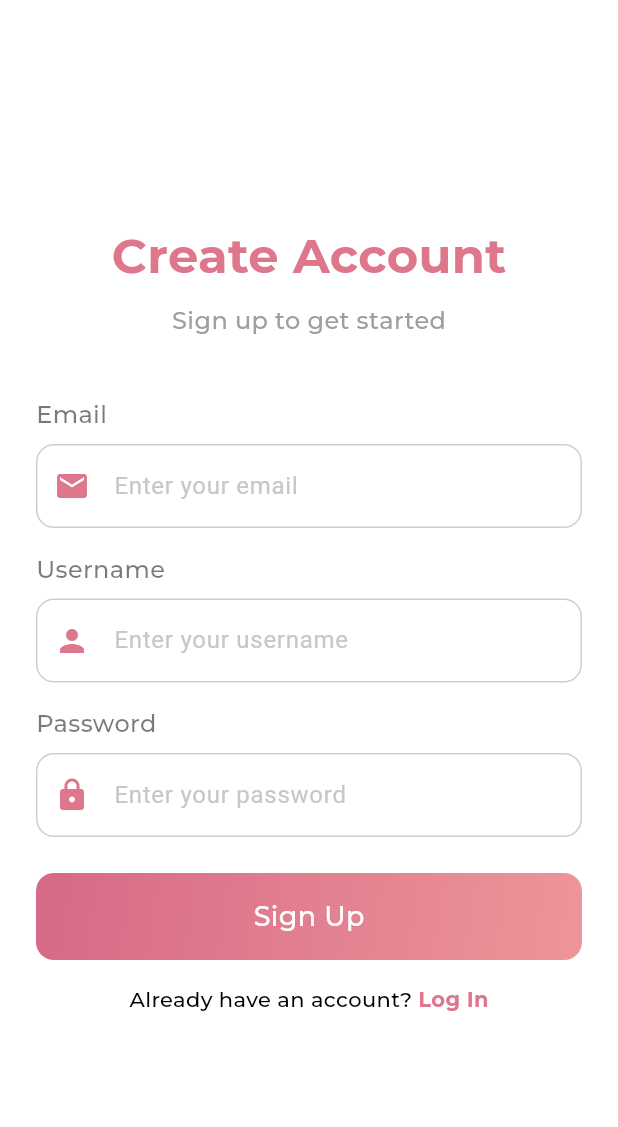
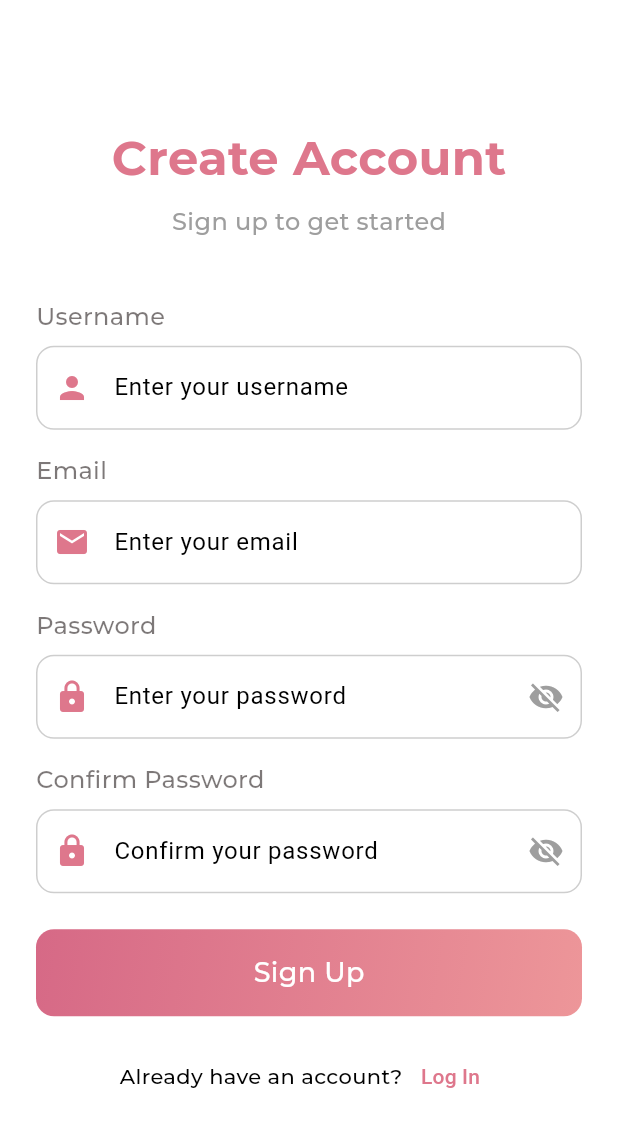
Before and after one commit to RuthTadesse/Beauty-Spa, a Flutter app: the SignUpPage screen opened by its route, on a phone screen of 412 x 824 dp. Shown: the top 1127 px of the screen. Run offline on Flutter 3.47's test engine with Material 3 defaults, Android fonts, the phone set to English and light mode, and no system bars; our stand-ins replace cloud_firestore, firebase_auth, firebase_core; accounts and stored records are empty; project files that could hold a hidden picture were left out.

Commit message:
did minor fix

```diff
--- a/BeautySpa/beauty_spa/lib/views/authPages/SignUp.dart
+++ b/BeautySpa/beauty_spa/lib/views/authPages/SignUp.dart
@@ -16,8 +16,12 @@ class _SignUpPageState extends State<SignUpPage> {
   final _emailController = TextEditingController();
   final _usernameController = TextEditingController();
   final _passwordController = TextEditingController();
+  final _confirmPasswordController = TextEditingController();
   final _formKey = GlobalKey<FormState>();
   bool _isLoading = false;
+  bool _isPasswordVisible = false;
+  bool _isConfirmPasswordVisible = false;
+
   final FirebaseAuth _auth = FirebaseAuth.instance;
   final FirebaseFirestore _firestore = FirebaseFirestore.instance;
 
@@ -63,7 +67,6 @@ class _SignUpPageState extends State<SignUpPage> {
           errorMessage = "Password is too weak.";
         }
 
-        // Show an error dialog
         showDialog(
           context: context,
           builder: (context) => AlertDialog(
@@ -129,6 +132,48 @@ class _SignUpPageState extends State<SignUpPage> {
                   child: Column(
                     crossAxisAlignment: CrossAxisAlignment.start,
                     children: [
+                      // Username Field
+                      const Text(
+                        "Username",
+                        style: TextStyle(
+                            fontSize: 16,
+                            fontWeight: FontWeight.w500,
+                            color: Color.fromRGBO(9, 0, 0, 0.529)),
+                      ),
+                      const SizedBox(height: 8),
+                      TextFormField(
+                        controller: _usernameController,
+                        decoration: InputDecoration(
+                          filled: true,
+                          fillColor: Colors.white,
+                          hintText: "Enter your username",
+                          prefixIcon: const Icon(Icons.person,
+                              color: Color(0xFFDE778C)),
+                          enabledBorder: OutlineInputBorder(
+                            borderRadius: BorderRadius.circular(12),
+                            borderSide:
+                                BorderSide(color: Colors.grey.withOpacity(0.5)),
+                          ),
+                          focusedBorder: OutlineInputBorder(
+                            borderRadius: BorderRadius.circular(12),
+                            borderSide:
+                                BorderSide(color: Colors.grey.withOpacity(0.5)),
+                          ),
+                          errorBorder: OutlineInputBorder(
+                            borderRadius: BorderRadius.circular(12),
+                            borderSide:
+                                BorderSide(color: Colors.red.withOpacity(0.5)),
+                          ),
+                        ),
+                        validator: (value) {
+                          if (value == null || value.isEmpty) {
+                            return "Please enter your username";
+                          }
+                          return null;
+                        },
+                      ),
+                      const SizedBox(height: 16),
+
                       // Email Field
                       const Text(
                         "Email",
@@ -144,8 +189,6 @@ class _SignUpPageState extends State<SignUpPage> {
                           filled: true,
                           fillColor: Colors.white,
                           hintText: "Enter your email",
-                          hintStyle: const TextStyle(
-                              color: Color.fromARGB(255, 200, 199, 199)),
                           prefixIcon:
                               const Icon(Icons.email, color: Color(0xFFDE778C)),
                           enabledBorder: OutlineInputBorder(
@@ -156,11 +199,12 @@ class _SignUpPageState extends State<SignUpPage> {
                           focusedBorder: OutlineInputBorder(
                             borderRadius: BorderRadius.circular(12),
                             borderSide:
-                                const BorderSide(color: Color(0xFFDE778C)),
+                                BorderSide(color: Colors.grey.withOpacity(0.5)),
                           ),
                           errorBorder: OutlineInputBorder(
                             borderRadius: BorderRadius.circular(12),
-                            borderSide: const BorderSide(color: Colors.red),
+                            borderSide:
+                                BorderSide(color: Colors.red.withOpacity(0.5)),
                           ),
                         ),
                         validator: (value) {
@@ -169,51 +213,6 @@ class _SignUpPageState extends State<SignUpPage> {
                           } else if (!RegExp(r'^[^@]+@[^@]+\.[^@]+')
                               .hasMatch(value)) {
                             return "Please enter a valid email";
-                          }
-                          return null;
-                        },
-                      ),
-                      const SizedBox(height: 16),
-
-                      // Username Field
-                      const Text(
-                        "Username",
-                        style: TextStyle(
-                            fontSize: 16,
-                            fontWeight: FontWeight.w500,
-                            color: Color.fromRGBO(9, 0, 0, 0.529)),
-                      ),
-                      const SizedBox(height: 8),
-                      TextFormField(
-                        controller: _usernameController,
-                        decoration: InputDecoration(
-                          filled: true,
-                          fillColor: Colors.white,
-                          hintText: "Enter your username",
-                          hintStyle: const TextStyle(
-                              color: Color.fromARGB(255, 200, 199, 199)),
-                          prefixIcon: const Icon(Icons.person,
-                              color: Color(0xFFDE778C)),
-                          enabledBorder: OutlineInputBorder(
-                            borderRadius: BorderRadius.circular(12),
-                            borderSide:
-                                BorderSide(color: Colors.grey.withOpacity(0.5)),
-                          ),
-                          focusedBorder: OutlineInputBorder(
-                            borderRadius: BorderRadius.circular(12),
-                            borderSide:
-                                const BorderSide(color: Color(0xFFDE778C)),
-                          ),
-                          errorBorder: OutlineInputBorder(
-                            borderRadius: BorderRadius.circular(12),
-                            borderSide: const BorderSide(color: Colors.red),
-                          ),
-                        ),
-                        validator: (value) {
-                          if (value == null || value.isEmpty) {
-                            return "Please enter your username";
-                          } else if (value.length <= 4) {
-                            return "Username must be more than 4 characters";
                           }
                           return null;
                         },
@@ -231,15 +230,26 @@ class _SignUpPageState extends State<SignUpPage> {
                       const SizedBox(height: 8),
                       TextFormField(
                         controller: _passwordController,
-                        obscureText: true,
+                        obscureText: !_isPasswordVisible,
                         decoration: InputDecoration(
                           filled: true,
                           fillColor: Colors.white,
                           hintText: "Enter your password",
-                          hintStyle: const TextStyle(
-                              color: Color.fromARGB(255, 200, 199, 199)),
                           prefixIcon:
                               const Icon(Icons.lock, color: Color(0xFFDE778C)),
+                          suffixIcon: IconButton(
+                            icon: Icon(
+                              _isPasswordVisible
+                                  ? Icons.visibility
+                                  : Icons.visibility_off,
+                              color: Colors.grey,
+                            ),
+                            onPressed: () {
+                              setState(() {
+                                _isPasswordVisible = !_isPasswordVisible;
+                              });
+                            },
+                          ),
                           enabledBorder: OutlineInputBorder(
                             borderRadius: BorderRadius.circular(12),
                             borderSide:
@@ -248,11 +258,12 @@ class _SignUpPageState extends State<SignUpPage> {
                           focusedBorder: OutlineInputBorder(
                             borderRadius: BorderRadius.circular(12),
                             borderSide:
-                                const BorderSide(color: Color(0xFFDE778C)),
+                                BorderSide(color: Colors.grey.withOpacity(0.5)),
                           ),
                           errorBorder: OutlineInputBorder(
                             borderRadius: BorderRadius.circular(12),
-                            borderSide: const BorderSide(color: Colors.red),
+                            borderSide:
+                                BorderSide(color: Colors.red.withOpacity(0.5)),
                           ),
                         ),
                         validator: (value) {
@@ -271,7 +282,76 @@ class _SignUpPageState extends State<SignUpPage> {
                           return null;
                         },
                       ),
+                      const SizedBox(height: 16),
+
+                      // Confirm Password Field
+                      const Text(
+                        "Confirm Password",
+                        style: TextStyle(
+                            fontSize: 16,
+                            fontWeight: FontWeight.w500,
+                            color: Color.fromRGBO(9, 0, 0, 0.529)),
+                      ),
+                      const SizedBox(height: 8),
+                      TextFormField(
+                        controller: _confirmPasswordController,
+                        obscureText: !_isConfirmPasswordVisible,
+                        decoration: InputDecoration(
+                          filled: true,
+                          fillColor: Colors.white,
+                          hintText: "Confirm your password",
+                          prefixIcon:
+                              const Icon(Icons.lock, color: Color(0xFFDE778C)),
+                          suffixIcon: IconButton(
+                            icon: Icon(
+                              _isConfirmPasswordVisible
+                                  ? Icons.visibility
+                                  : Icons.visibility_off,
+                              color: Colors.grey,
+                            ),
+                            onPressed: () {
+                              setState(() {
+                                _isConfirmPasswordVisible =
+                                    !_isConfirmPasswordVisible;
+                              });
+                            },
+                          ),
+                          enabledBorder: OutlineInputBorder(
+                            borderRadius: BorderRadius.circular(12),
+                            borderSide:
+                                BorderSide(color: Colors.grey.withOpacity(0.5)),
+                          ),
+                          focusedBorder: OutlineInputBorder(
+                            borderRadius: BorderRadius.circular(12),
+                            borderSide:
+                                BorderSide(color: Colors.grey.withOpacity(0.5)),
+                          ),
+                          errorBorder: OutlineInputBorder(
+                            borderRadius: BorderRadius.circular(12),
+                            borderSide:
+                                BorderSide(color: Colors.red.withOpacity(0.5)),
+                          ),
+                        ),
+                        validator: (value) {
+                          if (value == null || value.isEmpty) {
+                            return "Please enter your password";
+                          } else if (value.length <= 8) {
+                            return "Password must be more than 8 characters";
+                          } else if (!RegExp(r'[A-Z]').hasMatch(value)) {
+                            return "Password must include at least one uppercase letter";
+                          } else if (!RegExp(r'[0-9]').hasMatch(value)) {
+                            return "Password must include at least one number";
+                          } else if (value != _passwordController.text) {
+                            return "Passwords do not match";
+                          } else if (!RegExp(r'[!@#$%^&*(),.?":{}|<>]')
+                              .hasMatch(value)) {
+                            return "Password must include at least one special character";
+                          }
+                          return null;
+                        },
+                      ),
                       const SizedBox(height: 24),
+
                       SizedBox(
                         width: double.infinity,
                         child: GestureDetector(
@@ -305,20 +385,20 @@ class _SignUpPageState extends State<SignUpPage> {
                       Row(
                         mainAxisAlignment: MainAxisAlignment.center,
                         children: [
-                          const Text("Already have an account? "),
-                          GestureDetector(
-                            onTap: () {
-                              Navigator.pop(context);
+                          const Text("Already have an account?"),
+                          TextButton(
+                            onPressed: () {
+                              Navigator.pushReplacement(
+                                context,
+                                MaterialPageRoute(
+                                    builder: (context) => const LoginPage()),
+                              );
                             },
-                            child: const Text(
-                              "Log In",
-                              style: TextStyle(
-                                  color: Color(0xFFDE778C),
-                                  fontWeight: FontWeight.bold),
-                            ),
+                            child: const Text("Log In",
+                                style: TextStyle(color: Color(0xFFDE778C))),
                           ),
                         ],
-                      ),
+                      )
                     ],
                   ),
                 ),
```
Also changed, not shown: BeautySpa/beauty_spa/lib/views/authPages/login_page.dart (+19 -5 lines).
